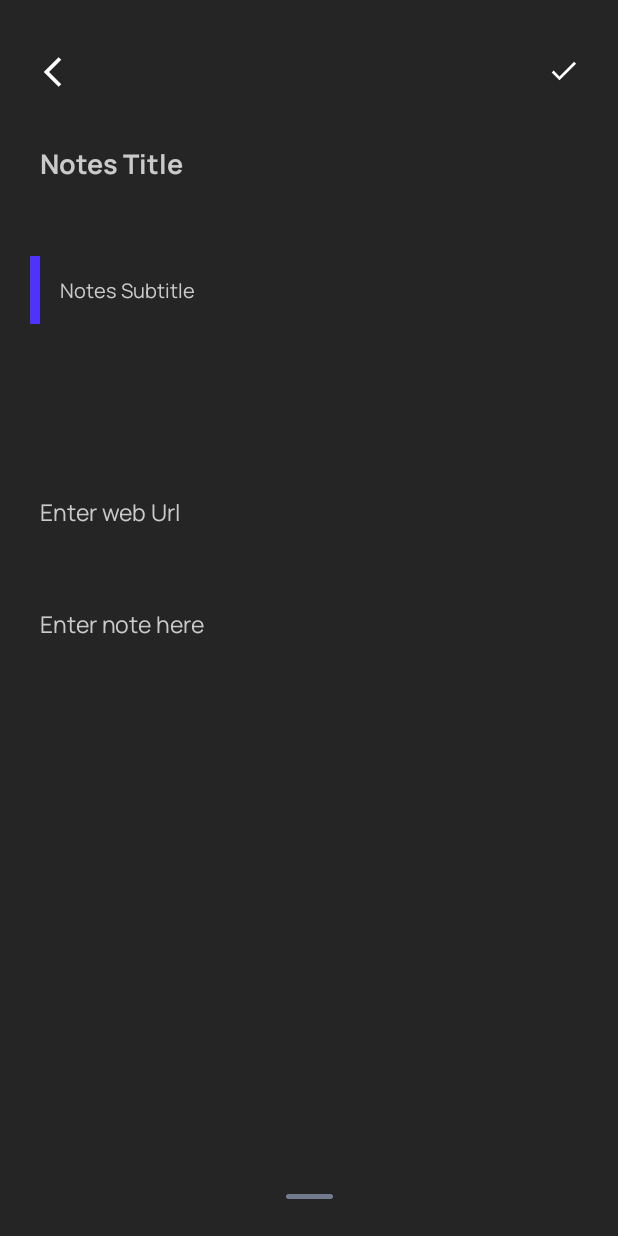
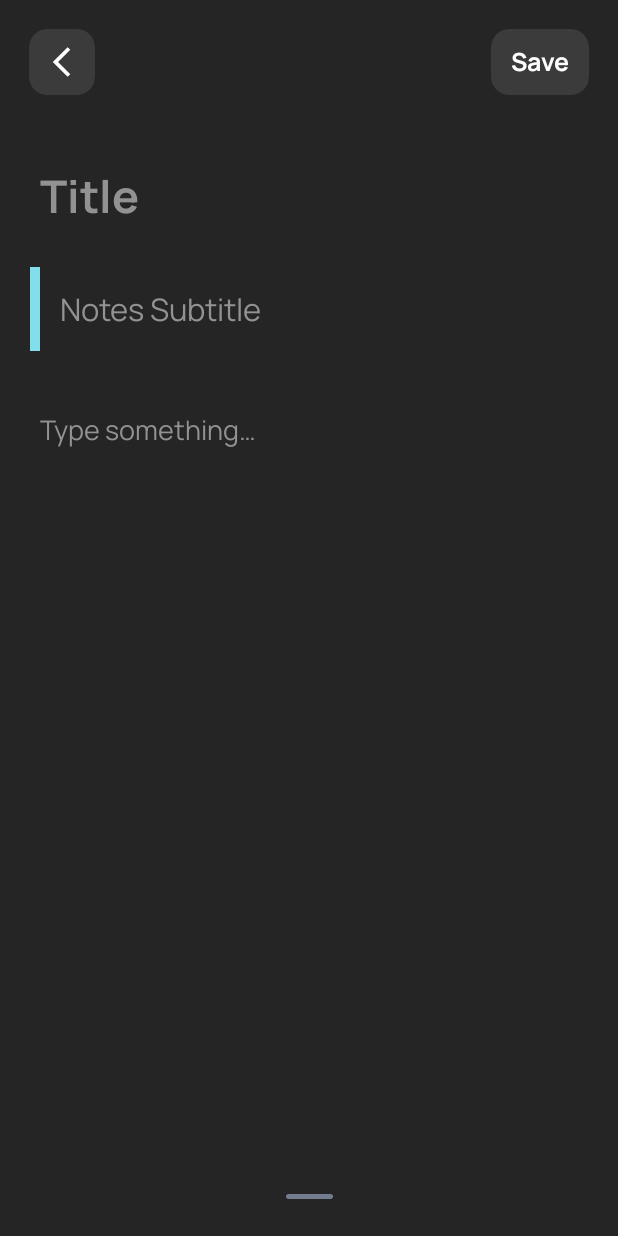
Before and after one commit to archroid/Notino, an Android app: the layout fragment_create_note.xml on its own in the app's theme, with its tools: preview values and no code run, on a phone screen of 412 x 824 dp. Run offline under Robolectric (Android 15) with nearby library versions, the phone set to English and light mode, and no system bars.

Commit message:
redesgined create note fragment

```diff
--- a/app/src/main/java/xyz/archroid/notino/CreateNoteFragment.kt
+++ b/app/src/main/java/xyz/archroid/notino/CreateNoteFragment.kt
@@ -79,8 +79,6 @@ class CreateNoteFragment : BaseFragment(), EasyPermissions.PermissionCallbacks,
         val simpleDateFormat = SimpleDateFormat("MMMM dd, yyyy")
         currentDate = simpleDateFormat.format(Date())
 
-        tv_dateTime.text = currentDate
-
         img_more.setOnClickListener {
             val bottomSheetFragment = BottomSheetFragment.newInstance()
             bottomSheetFragment.show(
@@ -100,10 +98,10 @@ class CreateNoteFragment : BaseFragment(), EasyPermissions.PermissionCallbacks,
 
     private fun saveNote() {
         //Validate variables
-        if (et_noteTitle.text.isNullOrEmpty()) {
+        if (editText_title.text.isNullOrEmpty()) {
             Toast.makeText(context, "Title required", Toast.LENGTH_SHORT).show()
         }
-        if (et_noteSubtitle.text.isNullOrEmpty()) {
+        if (editText_subtitle.text.isNullOrEmpty()) {
             Toast.makeText(context, "Subtitle required", Toast.LENGTH_SHORT).show()
         }
 
@@ -113,8 +111,8 @@ class CreateNoteFragment : BaseFragment(), EasyPermissions.PermissionCallbacks,
 
         launch {
             val note = Notes()
-            note.title = et_noteTitle.text.toString()
-            note.subTitle = et_noteSubtitle.text.toString()
+            note.title = editText_title.text.toString()
+            note.subTitle = editText_subtitle.text.toString()
             note.noteText = et_noteDesc.text.toString()
             note.dateTime = currentDate
             note.color = selectedColor
@@ -122,8 +120,8 @@ class CreateNoteFragment : BaseFragment(), EasyPermissions.PermissionCallbacks,
 
             context?.let {
                 NotesDatabase.getDatabase(it).noteDao().insertNotes(note)
-                et_noteTitle.setText("")
-                et_noteSubtitle.setText("")
+                editText_title.setText("")
+                editText_subtitle.setText("")
                 et_noteDesc.setText("")
                 iv_note.visibility = View.GONE
                 requireActivity().supportFragmentManager.popBackStack()
--- a/app/src/main/res/layout/fragment_create_note.xml
+++ b/app/src/main/res/layout/fragment_create_note.xml
@@ -6,23 +6,28 @@
     android:layout_height="match_parent"
     android:background="@color/colorPrimaryVariant">
 
+    <RelativeLayout
+        android:id="@+id/toolbar"
+        android:layout_width="match_parent"
+        android:layout_height="wrap_content"
+        app:layout_constraintStart_toStartOf="parent"
+        app:layout_constraintTop_toTopOf="parent">
+
 
         <com.google.android.material.card.MaterialCardView
             android:id="@+id/btn_back"
-        android:layout_width="wrap_content"
-        android:layout_height="wrap_content"
+            android:layout_width="@dimen/_34sdp"
+            android:layout_height="@dimen/_34sdp"
             android:layout_alignParentStart="true"
-        android:layout_centerHorizontal="true"
-        android:layout_marginStart="@dimen/_10sdp"
+            android:layout_centerVertical="true"
+            android:layout_marginStart="@dimen/_15sdp"
             android:layout_marginTop="@dimen/_20sdp"
             android:layout_marginBottom="@dimen/_10sdp"
-        android:backgroundTint="@color/colorPrimaryVariant"
+            android:backgroundTint="@color/background_selected"
             android:clickable="true"
             android:focusable="true"
-        app:cardCornerRadius="20dp"
-        app:cardElevation="0dp"
-        app:layout_constraintStart_toStartOf="parent"
-        app:layout_constraintTop_toTopOf="parent">
+            app:cardCornerRadius="12dp"
+            app:cardElevation="0dp">
 
             <com.google.android.material.imageview.ShapeableImageView
                 android:id="@+id/imageView_button_1"
@@ -37,87 +42,74 @@
         <com.google.android.material.card.MaterialCardView
             android:id="@+id/btn_done"
             android:layout_width="wrap_content"
-        android:layout_height="wrap_content"
+            android:layout_height="@dimen/_34sdp"
+            android:layout_alignParentEnd="true"
+            android:layout_centerVertical="true"
             android:layout_marginTop="@dimen/_20sdp"
-        android:layout_marginEnd="@dimen/_10sdp"
+            android:layout_marginEnd="@dimen/_15sdp"
             android:layout_marginBottom="@dimen/_10sdp"
-        android:backgroundTint="@color/colorPrimaryVariant"
+            android:backgroundTint="@color/background_selected"
             android:clickable="true"
             android:focusable="true"
-        app:cardCornerRadius="20dp"
-        app:cardElevation="0dp"
-        app:layout_constraintEnd_toEndOf="parent"
-        app:layout_constraintTop_toTopOf="parent">
+            app:cardCornerRadius="12dp"
+            app:cardElevation="0dp">
 
-        <com.google.android.material.imageview.ShapeableImageView
+            <TextView
                 android:layout_width="match_parent"
-            android:layout_height="match_parent"
-            android:layout_margin="10dp"
-            android:src="@drawable/ic_tick"
-            app:tint="@color/ColorWhite" />
+                android:layout_height="wrap_content"
+                android:layout_gravity="center_vertical"
+                android:fontFamily="@font/manrope_bold"
+                android:paddingLeft="@dimen/_10sdp"
+                android:paddingRight="@dimen/_10sdp"
+                android:text="@string/save"
+                android:textColor="@color/ColorWhite"
+                android:textSize="@dimen/_13sdp" />
+
+
         </com.google.android.material.card.MaterialCardView>
 
+    </RelativeLayout>
 
     <EditText
-        android:id="@+id/et_noteTitle"
+        android:id="@+id/editText_title"
         android:layout_width="match_parent"
         android:layout_height="wrap_content"
         android:layout_margin="@dimen/_10sdp"
         android:background="@null"
         android:ellipsize="end"
         android:fontFamily="@font/manrope_bold"
-        android:hint="@string/notes_title"
+        android:hint="@string/title"
         android:importantForAutofill="no"
         android:inputType="textPersonName"
         android:maxLines="1"
         android:padding="@dimen/_10sdp"
         android:textColor="@color/ColorWhite"
-        android:textColorHint="@color/ColorGray"
-        android:textSize="@dimen/_14ssp"
+        android:textColorHint="@color/ColorText"
+        android:textSize="@dimen/_23ssp"
         app:layout_constraintEnd_toEndOf="parent"
         app:layout_constraintStart_toStartOf="parent"
-        app:layout_constraintTop_toBottomOf="@id/btn_back" />
+        app:layout_constraintTop_toBottomOf="@id/toolbar" />
 
-    <TextView
-        android:id="@+id/tv_dateTime"
-        android:layout_width="match_parent"
-        android:layout_height="wrap_content"
-        android:layout_marginStart="@dimen/_10sdp"
-        android:layout_marginTop="@dimen/_5sdp"
-        android:layout_marginEnd="@dimen/_10sdp"
-        android:layout_marginBottom="@dimen/_5sdp"
-        android:ellipsize="end"
-        android:fontFamily="@font/manrope_bold"
-        android:importantForAutofill="no"
-        android:maxLines="1"
-        android:paddingStart="@dimen/_10sdp"
-        android:textColor="@color/ColorGray"
-        android:textColorHint="@color/ColorGray"
-        android:textSize="@dimen/_8ssp"
-        app:layout_constraintEnd_toEndOf="parent"
-        app:layout_constraintStart_toStartOf="parent"
-        app:layout_constraintTop_toBottomOf="@id/et_noteTitle"
-        tools:ignore="RtlSymmetry" />
 
     <LinearLayout
-        android:id="@+id/ly_subtitle"
+        android:id="@+id/layout_subtitle"
         android:layout_width="match_parent"
         android:layout_height="wrap_content"
         android:layout_margin="@dimen/_10sdp"
         android:orientation="horizontal"
         app:layout_constraintEnd_toEndOf="parent"
         app:layout_constraintStart_toStartOf="parent"
-        app:layout_constraintTop_toBottomOf="@id/tv_dateTime">
+        app:layout_constraintTop_toBottomOf="@id/editText_title">
 
         <View
             android:id="@+id/view_color"
             android:layout_width="@dimen/_5sdp"
             android:layout_height="match_parent"
             android:layout_marginStart="@dimen/_5sdp"
-            android:background="@color/ColorBlue" />
+            android:background="@color/ColorBlueNote" />
 
         <EditText
-            android:id="@+id/et_noteSubtitle"
+            android:id="@+id/editText_subtitle"
             android:layout_width="match_parent"
             android:layout_height="wrap_content"
             android:background="@null"
@@ -125,24 +117,24 @@
             android:fontFamily="@font/manrope_regular"
             android:hint="@string/notes_subtitle"
             android:importantForAutofill="no"
-            android:inputType="textPersonName"
-            android:maxLines="1"
+            android:inputType="textMultiLine"
             android:padding="@dimen/_10sdp"
-            android:textColor="@color/ColorWhite"
-            android:textColorHint="@color/ColorGray"
-            android:textSize="@dimen/_10ssp" />
+            android:textColor="@color/ColorText"
+            android:textColorHint="@color/ColorText"
+            android:textSize="@dimen/_16ssp" />
     </LinearLayout>
 
     <ImageView
         android:id="@+id/iv_note"
         android:layout_width="match_parent"
-        android:layout_height="@dimen/_300sdp"
+        android:layout_height="wrap_content"
         android:layout_marginStart="@dimen/_10sdp"
         android:layout_marginTop="@dimen/_10sdp"
         android:layout_marginEnd="@dimen/_10sdp"
+        android:maxHeight="@dimen/_200sdp"
         android:visibility="gone"
         app:layout_constraintBottom_toTopOf="@id/et_noteDesc"
-        app:layout_constraintTop_toBottomOf="@id/ly_subtitle"
+        app:layout_constraintTop_toBottomOf="@id/layout_subtitle"
         tools:ignore="ContentDescription" />
 
     <LinearLayout
@@ -150,6 +142,7 @@
         android:layout_width="match_parent"
         android:layout_height="wrap_content"
         android:orientation="vertical"
+        android:visibility="gone"
         app:layout_constraintEnd_toEndOf="parent"
         app:layout_constraintStart_toStartOf="parent"
         app:layout_constraintTop_toBottomOf="@id/iv_note">
@@ -178,13 +171,13 @@
         android:layout_margin="@dimen/_10sdp"
         android:background="@null"
         android:fontFamily="@font/manrope_regular"
-        android:hint="@string/notes_description"
+        android:hint="@string/type_sth"
         android:importantForAutofill="no"
         android:inputType="textMultiLine"
         android:padding="@dimen/_10sdp"
-        android:textColor="@color/ColorWhite"
-        android:textColorHint="@color/ColorGray"
-        android:textSize="@dimen/_12ssp"
+        android:textColor="@color/ColorText"
+        android:textColorHint="@color/ColorText"
+        android:textSize="@dimen/_14ssp"
         app:layout_constraintEnd_toEndOf="parent"
         app:layout_constraintStart_toStartOf="parent"
         app:layout_constraintTop_toBottomOf="@id/layout_webUrl" />
--- a/app/src/main/res/layout/fragment_home.xml
+++ b/app/src/main/res/layout/fragment_home.xml
@@ -55,16 +55,17 @@
         android:layout_height="wrap_content"
         android:layout_margin="@dimen/_10sdp"
         app:layout_constraintStart_toStartOf="parent"
-        app:layout_constraintTop_toBottomOf="@id/toolbar"
-        />
+        app:layout_constraintTop_toBottomOf="@id/toolbar" />
 
     <com.google.android.material.floatingactionbutton.FloatingActionButton
         android:id="@+id/btn_createNote"
         android:layout_width="wrap_content"
         android:layout_height="wrap_content"
         android:layout_margin="@dimen/_22sdp"
+        android:backgroundTint="@color/background_selected"
         android:src="@drawable/ic_add"
         android:tint="@color/ColorWhite"
+        app:borderWidth="0dp"
         app:layout_constraintBottom_toBottomOf="parent"
         app:layout_constraintEnd_toEndOf="parent"
         tools:ignore="ContentDescription" />
--- a/app/src/main/res/values/colors.xml
+++ b/app/src/main/res/values/colors.xml
@@ -6,7 +6,7 @@
     <color name="ColorWhite">#ffffff</color>
     <color name="ColorGray">#CACACA</color>
     <color name="ColorLightBlack">#252525</color>
-    <color name="ColorText">#3b3b3b</color>
+    <color name="ColorText">#929292</color>
     <color name="ColorDarkBlack">#252525</color>
     <color name="ColorYellow">#ffd633</color>
     <color name="ColorBlue">#4e33ff</color>
--- a/app/src/main/res/values/strings.xml
+++ b/app/src/main/res/values/strings.xml
@@ -3,8 +3,8 @@
     <string name="search">Search your notes</string>
     <!-- TODO: Remove or change this placeholder text -->
     <string name="hello_blank_fragment">Hello blank fragment</string>
-    <string name="notes_title">Notes Title</string>
-    <string name="notes_description">Enter note here</string>
+    <string name="title">Title</string>
+    <string name="type_sth">Type something…</string>
     <string name="notes_subtitle">Notes Subtitle</string>
     <string name="add_image">Add Image</string>
     <string name="pick_color">Pick Color</string>
@@ -12,4 +12,5 @@
     <string name="permission_granted">Permission Granted!</string>
     <string name="add_web_url">Add Web URL</string>
     <string name="enter_web_url">Enter web Url</string>
+    <string name="save">Save</string>
 </resources>
```
Lines whose indentation alone changed are shown as unchanged.
